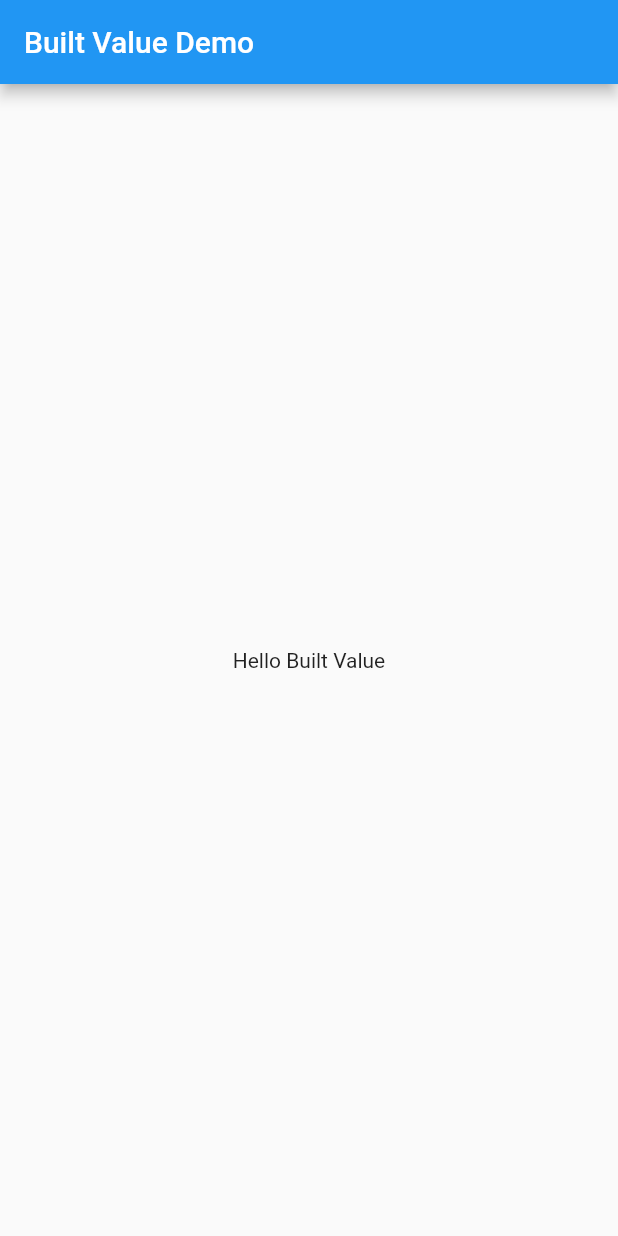
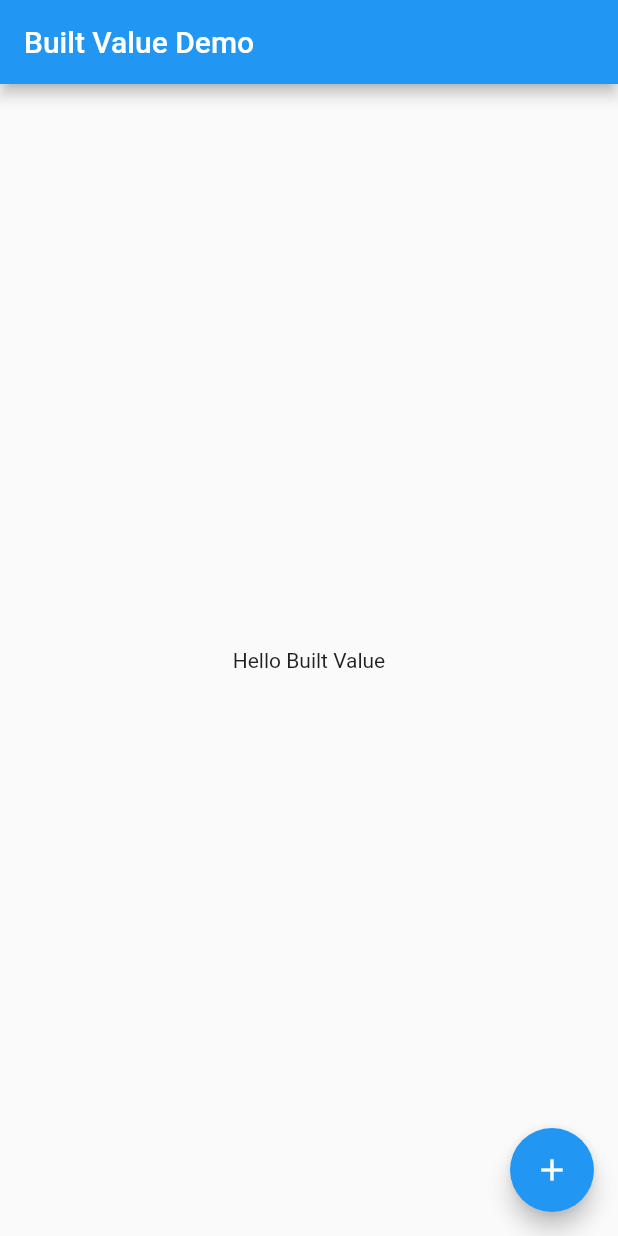
Before and after one commit to raul-sauco/uoc-flutter-built-value-example, a Flutter app: the screen it shows after launch, on a phone screen of 412 x 824 dp. Run offline on Flutter 3.47's test engine with Material 2 defaults, Android fonts, the phone set to English and light mode, and no system bars; our stand-ins replace built_collection, built_value; generated files the repository leaves out were written again.

```diff
--- a/lib/main.dart
+++ b/lib/main.dart
@@ -1,3 +1,4 @@
+import 'package:bv/helper.dart';
 import 'package:flutter/material.dart';
 
 void main() {
@@ -18,19 +19,39 @@ class MyApp extends StatelessWidget {
   }
 }
 
-class MyHomePage extends StatelessWidget {
+class MyHomePage extends StatefulWidget {
   MyHomePage({Key key, this.title}) : super(key: key);
+  final String title;
+  @override
+  _MyHomePageState createState() => _MyHomePageState();
+}
 
-  final String title;
+class _MyHomePageState extends State<MyHomePage> {
+
+  void _onClick() {
+    Helper.refresh();
+  }
 
   @override
   Widget build(BuildContext context) {
     return Scaffold(
       appBar: AppBar(
-        title: Text(title),
+        title: Text(widget.title),
       ),
       body: Center(
-        child: Text('Hello Built Value')
+        child: Column(
+          mainAxisAlignment: MainAxisAlignment.center,
+          children: <Widget>[
+            Text(
+              'Hello Built Value',
+            ),
+          ],
+        ),
+      ),
+      floatingActionButton: FloatingActionButton(
+        onPressed: _onClick,
+        tooltip: 'Click me',
+        child: Icon(Icons.add),
       ),
     );
   }
--- /dev/null
+++ b/lib/models/built_vehicle.dart
@@ -0,0 +1,50 @@
+library built_vehicle;
+
+import 'dart:convert';
+
+import 'package:built_collection/built_collection.dart';
+import 'package:built_value/built_value.dart';
+import 'package:built_value/serializer.dart';
+import 'serializers.dart';
+part 'built_vehicle.g.dart';
+
+abstract class BuiltVehicle
+    implements Built<BuiltVehicle, BuiltVehicleBuilder> {
+  String get brand;
+  VehicleType get type;
+  double get price;
+
+  @nullable
+  bool get someNullableValue;
+  BuiltList<String> get passengerNames;
+
+  BuiltVehicle._();
+
+  factory BuiltVehicle([updates(BuiltVehicleBuilder b)]) = _$BuiltVehicle;
+
+  String toJson() {
+    return json
+        .encode(serializers.serializeWith(BuiltVehicle.serializer, this));
+  }
+
+  static BuiltVehicle fromJson(String jsonString) {
+    return serializers.deserializeWith(
+        BuiltVehicle.serializer, json.decode(jsonString));
+  }
+
+  static Serializer<BuiltVehicle> get serializer => _$builtVehicleSerializer;
+}
+
+class VehicleType extends EnumClass {
+  static const VehicleType car = _$car;
+  static const VehicleType motorbike = _$motorbike;
+  static const VehicleType train = _$train;
+  static const VehicleType plane = _$plane;
+
+  const VehicleType._(String name) : super(name);
+
+  static BuiltSet<VehicleType> get values => _$values;
+  static VehicleType valueOf(String name) => _$valueOf(name);
+
+  static Serializer<VehicleType> get serializer => _$vehicleTypeSerializer;
+}
--- a/pubspec.yaml
+++ b/pubspec.yaml
@@ -13,10 +13,15 @@ environment:
 dependencies:
   flutter:
     sdk: flutter
+  built_value: ^7.1.0
+  built_collection: ^4.3.2
 
 dev_dependencies:
   flutter_test:
     sdk: flutter
+  built_value_generator: ^7.1.0
+  # build_runner ^1.10.12 fails as of 2021-01-08 due to analyzer dependency.
+  build_runner: ^1.10.2
 
 flutter:
   uses-material-design: true
```
Also changed, not shown: lib/helper.dart (added, +24 -0 lines), lib/models/built_trip.dart (added, +17 -0 lines), lib/models/serializers.dart (added, +18 -0 lines), lib/models/built_trip.g.dart (added), lib/models/built_vehicle.g.dart (added), lib/models/serializers.g.dart (added), pubspec.lock.
